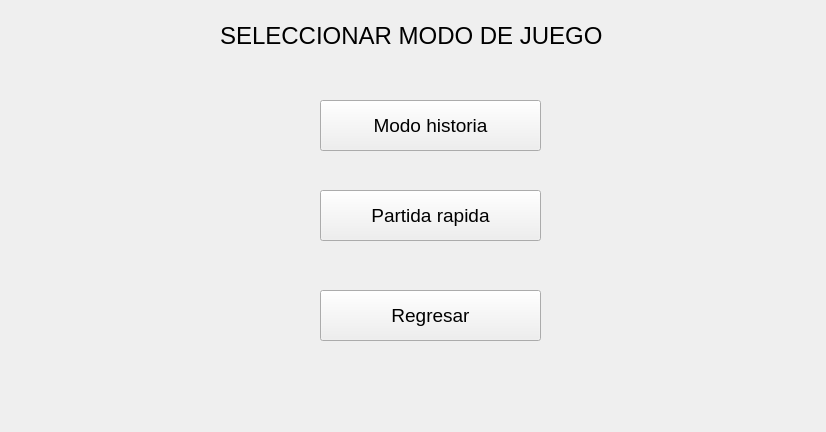
First picture: the form in Minesweeper/frmseleccionjuego.ui, repository WeaselSSH/Minesweeper, before the edit.
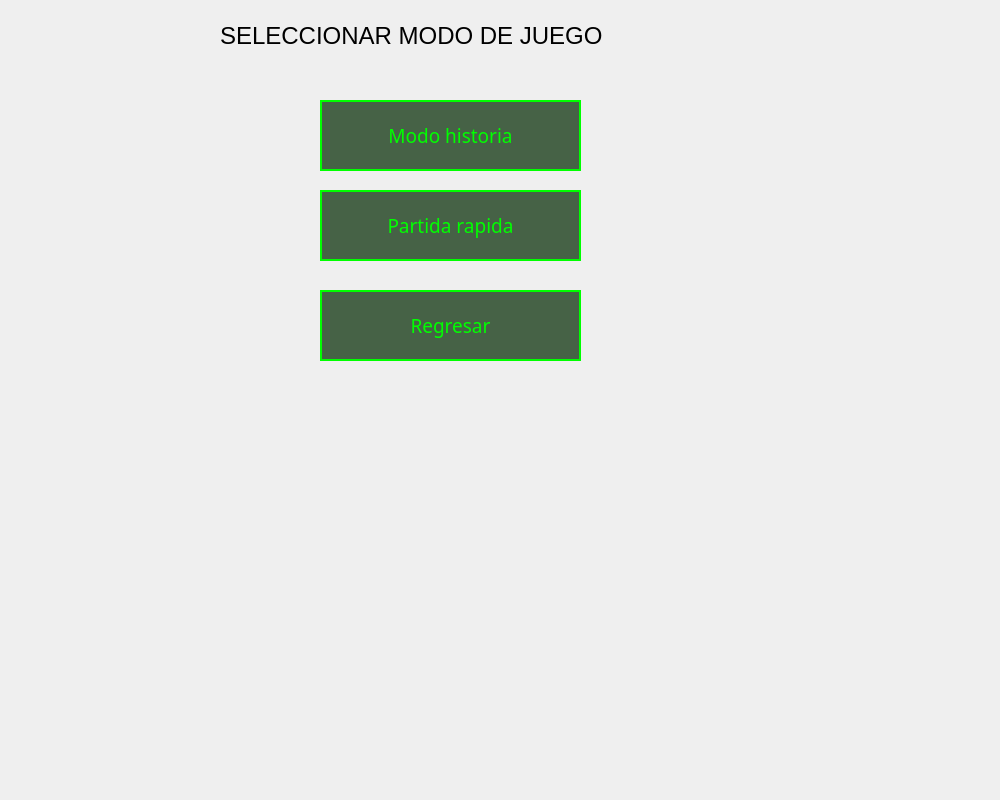
Second picture: the form after the edit.

The edit to the form file:
```diff
--- a/Minesweeper/frmseleccionjuego.ui
+++ b/Minesweeper/frmseleccionjuego.ui
@@ -6,13 +6,39 @@
    <rect>
     <x>0</x>
     <y>0</y>
-    <width>826</width>
-    <height>432</height>
+    <width>1000</width>
+    <height>800</height>
    </rect>
   </property>
   <property name="windowTitle">
    <string>Form</string>
   </property>
+  <property name="styleSheet">
+   <string notr="true">QPushButton {
+    background-color: rgba(0, 40, 0, 180);
+    border: 2px solid #00FF00;             
+    color: #00FF00;                       
+    font-family: 'Press Start 2P';
+	font-style:Bold;         
+    padding: 10px;
+    text-transform: uppercase;
+}
+
+
+QPushButton:hover {
+    background-color: #004400;
+    border-color: #55FF55;                
+    color: #55FF55;
+  
+    box-shadow: 0 0 10px #00FF00; 
+}
+
+
+QPushButton:pressed {
+    background-color: #00FF00;
+    color: #050A05;                     
+}</string>
+  </property>
   <widget class="QLabel" name="label">
    <property name="geometry">
     <rect>
@@ -36,12 +62,13 @@
     <rect>
      <x>320</x>
      <y>100</y>
-     <width>221</width>
-     <height>51</height>
+     <width>261</width>
+     <height>71</height>
     </rect>
    </property>
    <property name="font">
     <font>
+     <family>Press Start 2P</family>
      <pointsize>14</pointsize>
     </font>
    </property>
@@ -54,12 +81,13 @@
     <rect>
      <x>320</x>
      <y>190</y>
-     <width>221</width>
-     <height>51</height>
+     <width>261</width>
+     <height>71</height>
     </rect>
    </property>
    <property name="font">
     <font>
+     <family>Press Start 2P</family>
      <pointsize>14</pointsize>
     </font>
    </property>
@@ -72,12 +100,13 @@
     <rect>
      <x>320</x>
      <y>290</y>
-     <width>221</width>
-     <height>51</height>
+     <width>261</width>
+     <height>71</height>
     </rect>
    </property>
    <property name="font">
     <font>
+     <family>Press Start 2P</family>
      <pointsize>14</pointsize>
     </font>
    </property>
```
